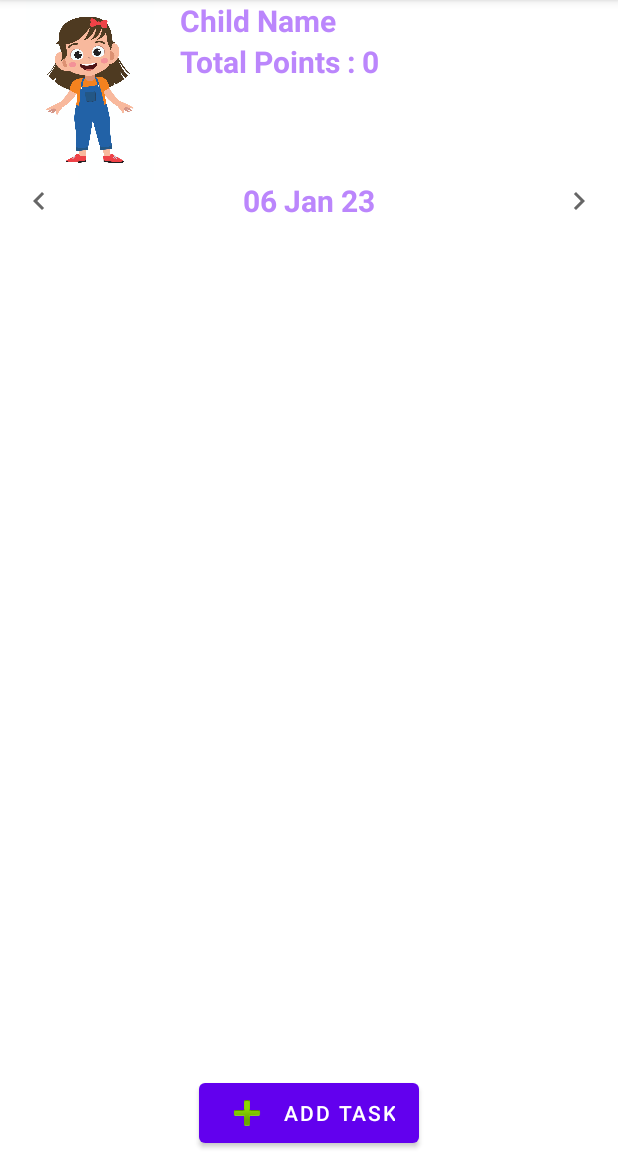
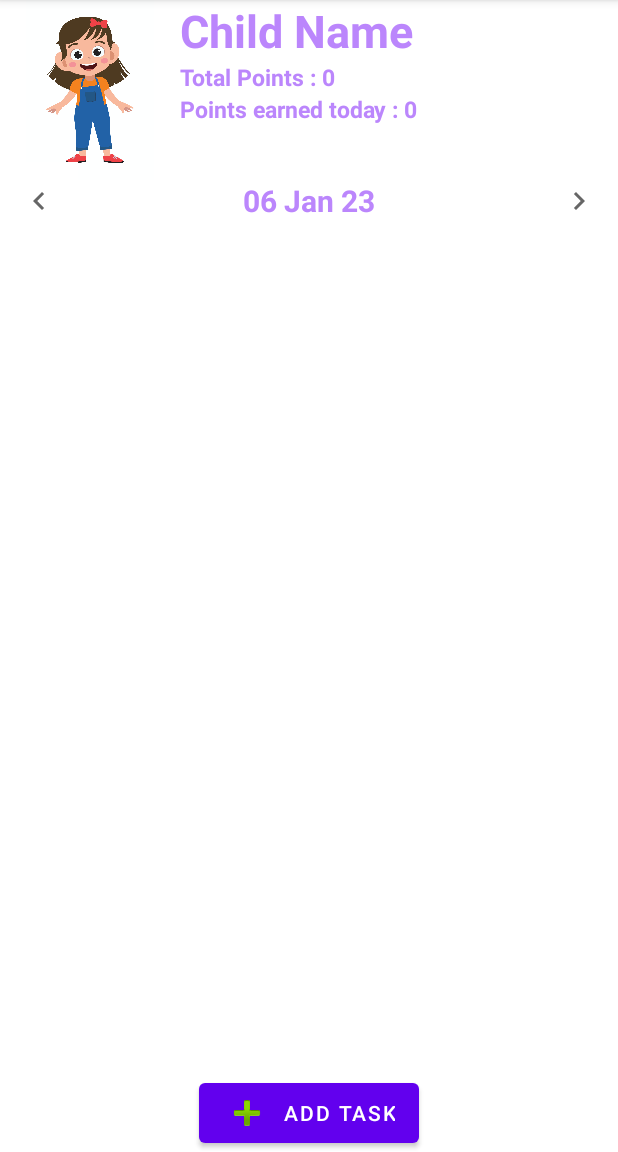
Before and after one commit to WAHM-1521/PapaPoints, an Android app: the PointsAndTaskActivity screen opened directly, with no data from a screen before it, on a phone screen of 412 x 824 dp, the part 84-1236 px from its top. Run offline under Robolectric (Android 15) with nearby library versions, the phone set to English and light mode, and no system bars; our stand-ins replace Room's generated code; 4 statements that could not run were skipped.

Commit message:
Implemented feature to show total points earned today.

```diff
--- a/app/src/main/java/com/tinytotsnbites/papapoints/PointsAndTaskActivity.kt
+++ b/app/src/main/java/com/tinytotsnbites/papapoints/PointsAndTaskActivity.kt
@@ -1,18 +1,14 @@
 package com.tinytotsnbites.papapoints
 
-import android.content.Context
 import android.media.MediaPlayer
 import android.os.Bundle
 import android.view.LayoutInflater
-import android.view.View
-import android.view.ViewGroup
 import android.widget.*
 import androidx.appcompat.app.AlertDialog
 import androidx.appcompat.app.AppCompatActivity
 import com.google.android.material.snackbar.Snackbar
 import com.tinytotsnbites.papapoints.data.*
 import com.tinytotsnbites.papapoints.utilities.*
-import com.tinytotsnbites.papapoints.utilities.getCalendarInDateFormat
 import kotlinx.coroutines.CoroutineScope
 import kotlinx.coroutines.Dispatchers
 import kotlinx.coroutines.launch
@@ -85,12 +81,18 @@ class PointsAndTaskActivity : AppCompatActivity(), ListAdapter.UpdatePointsList
 
     private fun showTotalPoints() {
         val totalPoints = findViewById<TextView>(R.id.text_view_total_points)
+        val totalPointsToday = findViewById<TextView>(R.id.total_points_today)
         mainScope.launch(Dispatchers.IO) {
             val totalPointsValue =
                 AppDatabase.getInstance(applicationContext).ratingDao().getTotalRating()
+            val totalPointsTodayValue =
+                AppDatabase.getInstance(applicationContext).ratingDao().getTotalRatingToday(
+                    getCalendarInDateFormat())
             withContext(Dispatchers.Main) {
                 totalPoints.text =
                     String.format(getString(R.string.total_points), totalPointsValue.toString())
+                totalPointsToday.text =
+                    String.format(getString(R.string.total_points_today),totalPointsTodayValue.toString())
             }
         }
     }
--- a/app/src/main/java/com/tinytotsnbites/papapoints/data/DAOs.kt
+++ b/app/src/main/java/com/tinytotsnbites/papapoints/data/DAOs.kt
@@ -71,4 +71,8 @@ interface RatingDao {
 
     @Query("SELECT SUM(rating) FROM rating")
     fun getTotalRating(): Int
+
+    @Query("SELECT SUM(rating) FROM rating WHERE date = :today")
+    fun getTotalRatingToday(today: Date): Int
+
 }
--- a/app/src/main/res/layout/points_and_task.xml
+++ b/app/src/main/res/layout/points_and_task.xml
@@ -27,7 +27,7 @@
             android:layout_height="wrap_content"
             android:text="Child Name"
             android:textColor="@color/colorPrimary"
-            android:textSize="20sp"
+            android:textSize="30sp"
             android:textStyle="bold"
             app:layout_constraintStart_toEndOf="@id/imageView"
             app:layout_constraintTop_toTopOf="parent" />
@@ -37,11 +37,22 @@
             android:layout_width="wrap_content"
             android:layout_height="wrap_content"
             android:text="@string/total_points"
-            android:textSize="20sp"
+            android:textSize="15sp"
             android:textStyle="bold"
             android:textColor="@color/colorPrimary"
             app:layout_constraintStart_toEndOf="@id/imageView"
             app:layout_constraintTop_toBottomOf="@id/text_view_name" />
+
+        <TextView
+            android:id="@+id/total_points_today"
+            android:layout_width="wrap_content"
+            android:layout_height="wrap_content"
+            android:text="@string/total_points_today"
+            android:textSize="15sp"
+            android:textStyle="bold"
+            android:textColor="@color/colorPrimary"
+            app:layout_constraintStart_toEndOf="@id/imageView"
+            app:layout_constraintTop_toBottomOf="@id/text_view_total_points" />
 
     </androidx.constraintlayout.widget.ConstraintLayout>
 
--- a/app/src/main/res/values/strings.xml
+++ b/app/src/main/res/values/strings.xml
@@ -14,6 +14,7 @@
     <string name="add">Add</string>
     <string name="gender">Gender</string>
     <string name="total_points">Total Points : %s</string>
+    <string name="total_points_today">Points earned today : %s</string>
     <string name="minus">-</string>
     <string name="plus">+</string>
 
```
